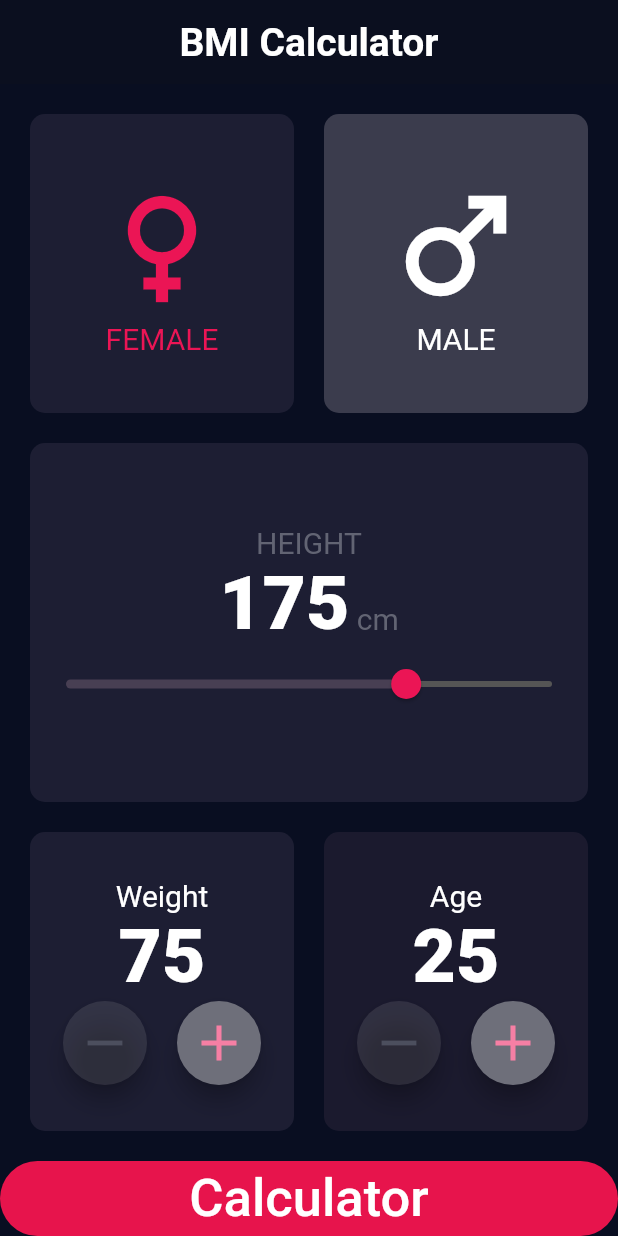
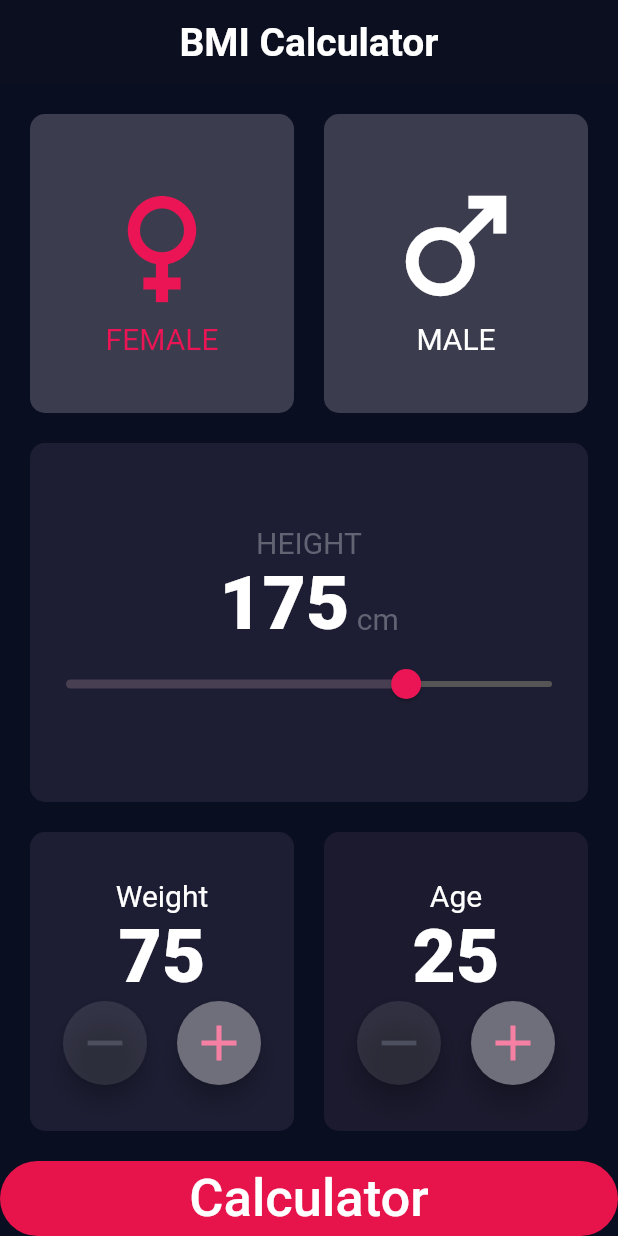
Before and after one commit to mansilakhani/Core_Flutter, a Flutter app: the screen it shows after launch, on a phone screen of 412 x 824 dp. Run offline on Flutter 3.47's test engine with Material 2 defaults, Android fonts, the phone set to English and light mode, and no system bars; our stand-ins replace image_picker, open_file, pdf, share_plus.

Commit message:
Update main.dart

```diff
--- a/bmi_calc/lib/main.dart
+++ b/bmi_calc/lib/main.dart
@@ -26,6 +26,7 @@ class _bmi_calcState extends State<bmi_calc> {
   bool isMale = true;
   String message = '';
   double result = 1;
+  //bool isFemale = true;
 
   @override
   void initState() {
@@ -69,25 +70,29 @@ class _bmi_calcState extends State<bmi_calc> {
                         child: Container(
                           decoration: BoxDecoration(
                             borderRadius: BorderRadius.circular(10),
-                            color: !isMale
-                                ? const Color(0xff3b3c4d)
-                                : const Color(0xff1d1e33),
+                            color: Color(0xff3b3c4d),
+
                           ),
                           child: Column(
                             mainAxisAlignment: MainAxisAlignment.center,
-                            children: const [
+                            children: [
                               Icon(
                                 Icons.female,
                                 size: 100,
-                                //color: Colors.white,
-                                color: Color(0xffeb1555),
+
+                                color: isMale
+                                    ? const Color(0xffeb1555)
+                                    : Colors.white,
                               ),
                               Text(
                                 'FEMALE',
                                 style: TextStyle(
                                   fontSize: 20,
                                   // color: Colors.white,
-                                  color: Color(0xffeb1555),
+                                  //color: Color(0xffeb1555),
+                                  color: isMale
+                                      ? const Color(0xffeb1555)
+                                      : Colors.white,
                                 ),
                               ),
                             ],
@@ -107,24 +112,24 @@ class _bmi_calcState extends State<bmi_calc> {
                         child: Container(
                           decoration: BoxDecoration(
                               borderRadius: BorderRadius.circular(10),
-                              color: isMale
-                                  ? const Color(0xff3b3c4d)
-                                  : const Color(0xff1d1e33)),
+                              color: Color(0xff3b3c4d)),
+
                           child: Column(
                             mainAxisAlignment: MainAxisAlignment.center,
-                            children: const [
-                              Icon(
-                                Icons.male,
-                                size: 100,
-                                //color: Color(0xffeb1555),
-                                color: Colors.white,
-                              ),
+                            children: [
+                              Icon(Icons.male,
+                                  size: 100,
+
+                                  color: isMale
+                                      ? Colors.white
+                                      : Color(0xffeb1555)),
                               Text(
                                 'MALE',
                                 style: TextStyle(
                                   fontSize: 20,
-                                  // color: Color(0xffeb1555),
-                                  color: Colors.white,
+
+                                   color:
+                                      isMale ? Colors.white : Color(0xffeb1555),
                                 ),
                               )
                             ],
@@ -232,7 +237,7 @@ class _bmi_calcState extends State<bmi_calc> {
                                 FloatingActionButton(
                                   heroTag: 'weight',
                                   backgroundColor:
-                                      const Color(0xfffffff).withOpacity(0.1),
+                                      const Color(0x0fffffff).withOpacity(0.1),
                                   child: const Icon(
                                     Icons.remove,
                                     size: 40,
```
